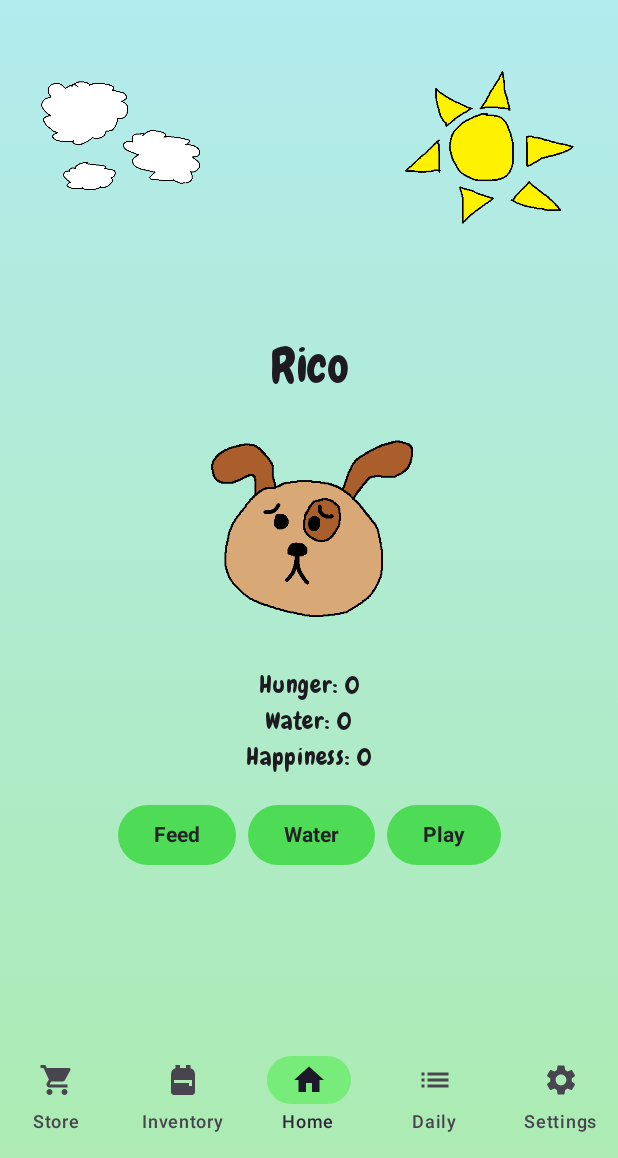
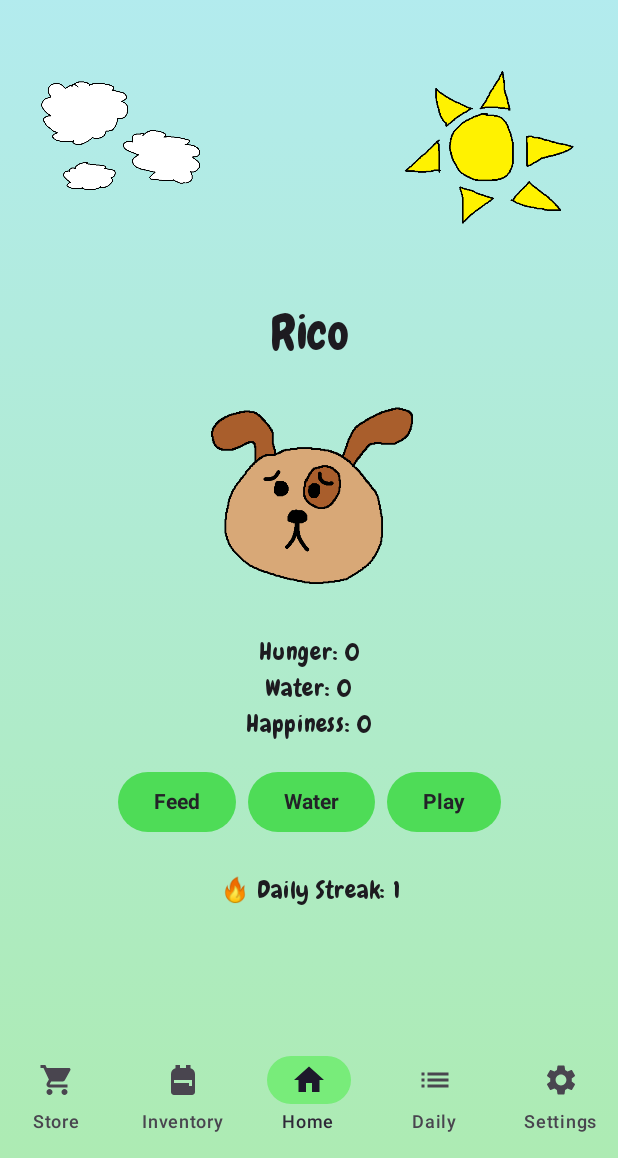
Before and after one commit to ASpoonfulOfSalt/tamagotchi-app, an Android app built with Jetpack Compose: the screen it shows after launch (MainActivity), on a phone screen of 412 x 824 dp, the part 78-1236 px from its top. Run offline under Robolectric (Android 15) with nearby library versions, the light colour scheme and no system bars; our stand-ins replace Room's generated code.

Commit message:
Daily Streak

```diff
--- a/app/src/main/kotlin/com/cse/tamagotchi/model/Tamagotchi.kt
+++ b/app/src/main/kotlin/com/cse/tamagotchi/model/Tamagotchi.kt
@@ -18,7 +18,9 @@ data class Tamagotchi(
     val water: Int = 80,       // 0..100
     val happiness: Int = 80,   // 0..100
     val currency: Int = 100,   // Starting currency
-    val lastUpdatedMillis: Long = System.currentTimeMillis()
+    val streakCount: Int = 0,
+    val lastUpdatedMillis: Long = System.currentTimeMillis(),
+    val lastDayOpened: Long = 0L // Store the day as a Long
 ) {
     val expression: TamagotchiExpression
         get() {
--- a/app/src/main/kotlin/com/cse/tamagotchi/ui/HomeScreen.kt
+++ b/app/src/main/kotlin/com/cse/tamagotchi/ui/HomeScreen.kt
@@ -180,7 +180,6 @@ fun HomeScreen(viewModel: TamagotchiViewModel, isDarkMode: Boolean) {
                         }
 
                         // --- Speech Bubble (no animation) ---
-                        // THIS IS THE CORRECTED BLOCK
                         val speechMessage = uiState.speechBubbleMessage
                         if (speechMessage != null) {
                             Box(
@@ -212,6 +211,14 @@ fun HomeScreen(viewModel: TamagotchiViewModel, isDarkMode: Boolean) {
                         Button(onClick = { viewModel.hydratePet() }, colors = buttonColors) { Text("Water") }
                         Button(onClick = { viewModel.playPet() }, colors = buttonColors) { Text("Play") }
                     }
+
+                    // --- STREAK COUNTER MOVED HERE ---
+                    Spacer(Modifier.height(24.dp))
+                    Text(
+                        text = "🔥 Daily Streak: ${tamagotchi.streakCount}",
+                        style = MaterialTheme.typography.bodyLarge,
+                        color = MaterialTheme.colorScheme.onBackground
+                    )
                 }
             }
         }
--- a/app/src/main/kotlin/com/cse/tamagotchi/viewmodel/TamagotchiViewModel.kt
+++ b/app/src/main/kotlin/com/cse/tamagotchi/viewmodel/TamagotchiViewModel.kt
@@ -9,9 +9,11 @@ import kotlinx.coroutines.flow.MutableStateFlow
 import kotlinx.coroutines.flow.StateFlow
 import kotlinx.coroutines.flow.asStateFlow
 import kotlinx.coroutines.flow.combine
+import kotlinx.coroutines.flow.first
 import kotlinx.coroutines.flow.update
 import kotlinx.coroutines.launch
 import kotlinx.coroutines.delay
+import java.util.Calendar
 
 class TamagotchiViewModel(
     private val repo: TamagotchiRepository,
@@ -23,6 +25,10 @@ class TamagotchiViewModel(
 
     init {
         viewModelScope.launch {
+            // Check and update the streak first
+            checkAndUpdateStreak()
+
+            // Then, continue setting up the UI state listeners
             combine(
                 repo.tamagotchiFlow,
                 storeRepository.getPurchasedItems()
@@ -38,6 +44,51 @@ class TamagotchiViewModel(
                 }
             }
         }
+    }
+
+    private fun checkAndUpdateStreak() = viewModelScope.launch {
+        // Fetch the most recent Tamagotchi state once
+        val tamagotchi = repo.tamagotchiFlow.first()
+
+        val today = Calendar.getInstance().apply {
+            set(Calendar.HOUR_OF_DAY, 0)
+            set(Calendar.MINUTE, 0)
+            set(Calendar.SECOND, 0)
+            set(Calendar.MILLISECOND, 0)
+        }
+        val todayMillis = today.timeInMillis
+
+        val yesterday = Calendar.getInstance().apply {
+            add(Calendar.DAY_OF_YEAR, -1)
+            set(Calendar.HOUR_OF_DAY, 0)
+            set(Calendar.MINUTE, 0)
+            set(Calendar.SECOND, 0)
+            set(Calendar.MILLISECOND, 0)
+        }
+        val yesterdayMillis = yesterday.timeInMillis
+
+        val newStreak: Int
+        var newT = tamagotchi
+
+        when (tamagotchi.lastDayOpened) {
+            todayMillis -> {
+                // App already opened today, do nothing to the streak.
+                return@launch
+            }
+            yesterdayMillis -> {
+                // Opened yesterday, increment streak.
+                newStreak = tamagotchi.streakCount + 1
+                showSpeechBubble("Streak +1!")
+            }
+            else -> {
+                // Missed a day, reset streak to 1.
+                newStreak = 1
+                _uiState.update { it.copy(userMessage = "Welcome back! Your new streak starts now.") }
+            }
+        }
+
+        newT = tamagotchi.copy(streakCount = newStreak, lastDayOpened = todayMillis)
+        repo.saveTamagotchi(newT)
     }
 
     fun feedPet() = useItem("Apple", "Yummy!") { it.feed() }
```
